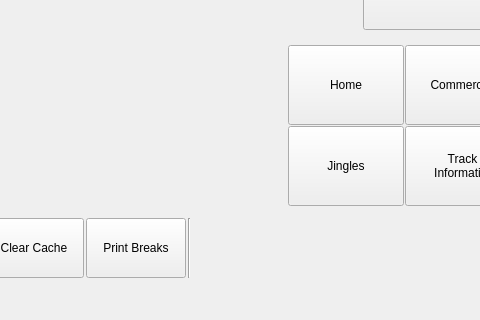
Before: the Qt Designer form rave/OATS/mainwindow.ui in pgathogo/raven, drawn with Qt 5; both pictures show x 442 to 922 and y 363 to 683 of the 1097 by 683 pixel window.
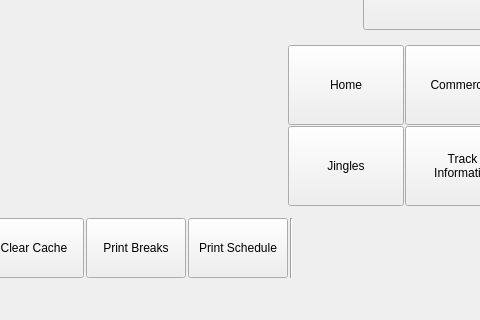
After: the same form once the commit is applied.

```diff
--- a/rave/OATS/mainwindow.ui
+++ b/rave/OATS/mainwindow.ui
@@ -679,6 +679,19 @@
            </property>
           </widget>
          </item>
+         <item>
+          <widget class="QPushButton" name="btnPrintSchedule">
+           <property name="minimumSize">
+            <size>
+             <width>100</width>
+             <height>60</height>
+            </size>
+           </property>
+           <property name="text">
+            <string>Print Schedule</string>
+           </property>
+          </widget>
+         </item>
          <item>
           <widget class="Line" name="line">
            <property name="orientation">
```
